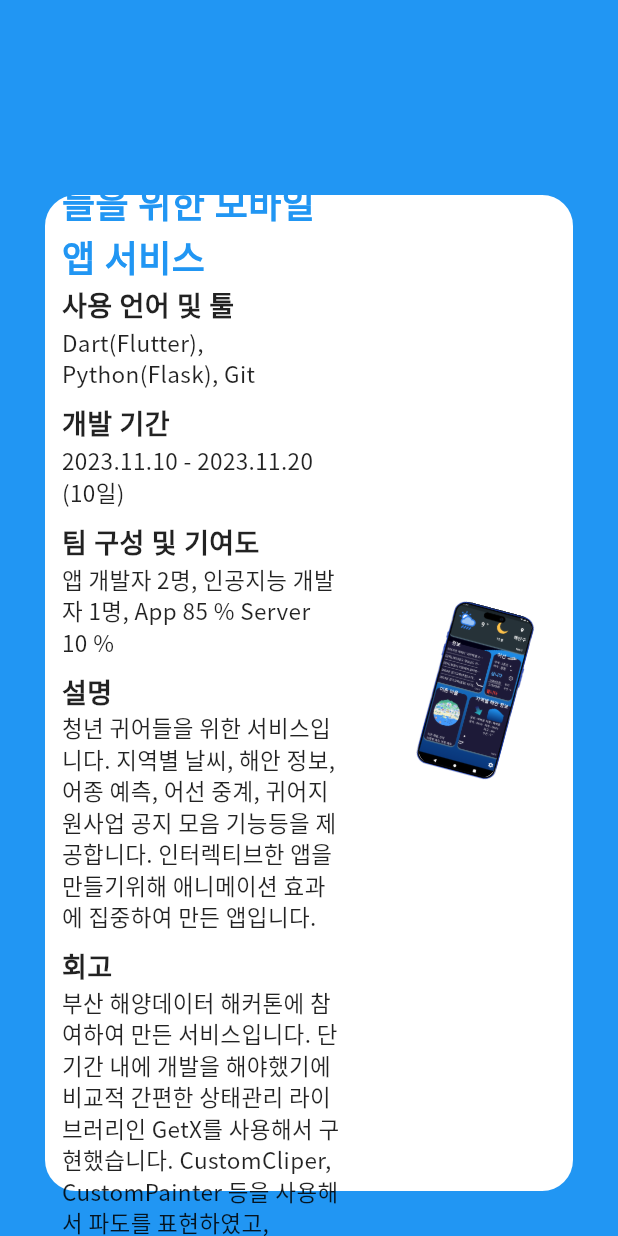
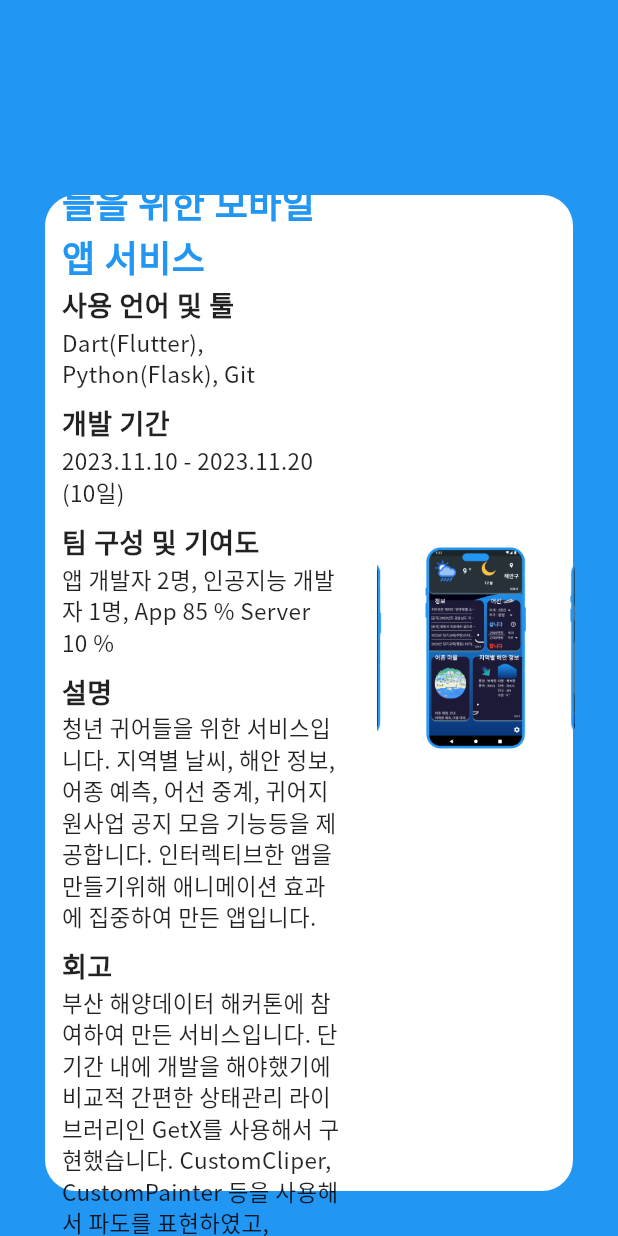
Before and after one commit to k984530/Homepage, a Flutter app: the Portfolio widget shown alone on an empty page, opened directly, on a phone screen of 412 x 824 dp. Run offline on Flutter 3.47's test engine with Material 3 defaults, Android fonts, the phone set to English and light mode, and no system bars; drawn by our look-alikes of carousel_slider; our stand-ins replace get, glassmorphism, google_fonts, lottie, video_player.

Commit message:
[ADD] Portfolio

```diff
--- a/lib/Screens/First/Components/HorizontalScroll.dart
+++ b/lib/Screens/First/Components/HorizontalScroll.dart
@@ -22,6 +22,7 @@ class HorizontalScroll extends StatelessWidget {
         child: SingleChildScrollView(
           controller: controller,
           scrollDirection: scrollDirection,
+          physics: PageScrollPhysics(),
           child: child,
         ),
       ),
--- a/lib/Screens/First/Portfolios/Portfolio.dart
+++ b/lib/Screens/First/Portfolios/Portfolio.dart
@@ -1,5 +1,6 @@
 import 'dart:math';
 
+import 'package:carousel_slider/carousel_slider.dart';
 import 'package:flutter/material.dart';
 import 'package:google_fonts/google_fonts.dart';
 
@@ -17,8 +18,12 @@ class Portfolio extends StatelessWidget {
     required this.Expalin,
     required this.retrospect,
     required this.GitURL,
+    required this.InitImg,
+    required this.Range,
   });
 
+  int InitImg;
+  int Range;
   Color TitleColor;
   String Title01;
   String Title02;
@@ -54,43 +59,48 @@ class Portfolio extends StatelessWidget {
           Positioned(
             top: 100,
             right: w * 0.07,
-            height: h - 100,
+            height: h - 160,
             width: w * 0.32,
             child: Stack(
               alignment: Alignment.center,
               children: [
-                Transform(
-                  alignment: Alignment.center,
-                  transform: Matrix4.identity()
-                    ..rotateZ(
-                      pi * 15 / 180,
-                    ),
-                  child: Padding(
-                    padding: EdgeInsets.only(
-                      right: w * 0.005,
-                      bottom: w * 0.01,
-                    ),
-                    child: ClipRRect(
-                      borderRadius: BorderRadius.circular(w * 0.023),
-                      child: Image.asset(
-                        'assets/projects/img1.png',
-                        width: w * 0.128,
-                        fit: BoxFit.fill,
-                      ),
-                    ),
+                CarouselSlider(
+                  options: CarouselOptions(
+                    height: h - 160,
+                    aspectRatio: 2 / 3,
+                    viewportFraction: 0.7,
+                    autoPlay: true,
+                    enlargeCenterPage: true,
+                    clipBehavior: Clip.antiAlias,
                   ),
-                ),
-                Transform(
-                  alignment: Alignment.center,
-                  transform: Matrix4.identity()
-                    ..rotateZ(
-                      pi * 15 / 180,
-                    ),
-                  child: Image.asset(
-                    'assets/phone.png',
-                    width: w * 0.42,
-                    fit: BoxFit.fitWidth,
-                  ),
+                  items:
+                      [for (int i = InitImg; i < InitImg + Range; i++) i].map(
+                    (i) {
+                      return Builder(
+                        builder: (context) {
+                          return Stack(
+                            alignment: Alignment.center,
+                            children: [
+                              ClipRRect(
+                                borderRadius: BorderRadius.circular(w * 0.018),
+                                child: Image.asset(
+                                  'assets/projects/img' + i.toString() + '.png',
+                                  width: w * 0.152,
+                                  fit: BoxFit.fill,
+                                ),
+                              ),
+                              Image.asset(
+                                'assets/phone.png',
+                                width: w * 0.17,
+                                fit: BoxFit.fill,
+                                color: TitleColor,
+                              ),
+                            ],
+                          );
+                        },
+                      );
+                    },
+                  ).toList(),
                 ),
               ],
             ),
--- a/lib/Screens/First/Portfolios/PortfolioData.dart
+++ b/lib/Screens/First/Portfolios/PortfolioData.dart
@@ -12,7 +12,10 @@ Portfolio01() => Portfolio(
           '청년 귀어들을 위한 서비스입니다. 지역별 날씨, 해안 정보, 어종 예측, 어선 중계, 귀어지원사업 공지 모음 기능등을 제공합니다. 인터렉티브한 앱을 만들기위해 애니메이션 효과에 집중하여 만든 앱입니다.',
       retrospect:
           "부산 해양데이터 해커톤에 참여하여 만든 서비스입니다. 단 기간 내에 개발을 해야했기에 비교적 간편한 상태관리 라이브러리인 GetX를 사용해서 구현했습니다. CustomCliper, CustomPainter 등을 사용해서 파도를 표현하였고, Container에 눈과 입을 그렸습니다. Http를 사용하여 웹 크롤링 기능이 가능하다는 것을 알 수 있었습니다. ZWidget을 사용해서 글자에 3D 효과를 더했으며, Flutter가 3D를 기반으로 렌더링 된다는 사실을 알 수 있었습니다.",
-    GitURL: '');
+      GitURL: '',
+      InitImg: 1,
+      Range: 6,
+    );
 
 Portfolio02() => Portfolio(
       TitleColor: Colors.green,
@@ -25,7 +28,10 @@ Portfolio02() => Portfolio(
           '청년 귀어들을 위한 서비스입니다. 지역별 날씨, 해안 정보, 어종 예측, 어선 중계, 귀어지원사업 공지 모음 기능등을 제공합니다. 인터렉티브한 앱을 만들기위해 애니메이션 효과에 집중하여 만든 앱입니다.',
       retrospect:
           "부산 해양데이터 해커톤에 참여하여 만든 서비스입니다. 단 기간 내에 개발을 해야했기에 비교적 간편한 상태관리 라이브러리인 GetX를 사용해서 구현했습니다. CustomCliper, CustomPainter 등을 사용해서 파도를 표현하였고, Container에 눈과 입을 그렸습니다. Http를 사용하여 웹 크롤링 기능이 가능하다는 것을 알 수 있었습니다. ZWidget을 사용해서 글자에 3D 효과를 더했으며, Flutter가 3D를 기반으로 렌더링 된다는 사실을 알 수 있었습니다.",
-    GitURL: '');
+      GitURL: '',
+      InitImg: 7,
+      Range: 7,
+    );
 
 Portfolio03() => Portfolio(
       TitleColor: Colors.amber.shade700,
@@ -38,4 +44,7 @@ Portfolio03() => Portfolio(
           '청년 귀어들을 위한 서비스입니다. 지역별 날씨, 해안 정보, 어종 예측, 어선 중계, 귀어지원사업 공지 모음 기능등을 제공합니다. 인터렉티브한 앱을 만들기위해 애니메이션 효과에 집중하여 만든 앱입니다.',
       retrospect:
           "부산 해양데이터 해커톤에 참여하여 만든 서비스입니다. 단 기간 내에 개발을 해야했기에 비교적 간편한 상태관리 라이브러리인 GetX를 사용해서 구현했습니다. CustomCliper, CustomPainter 등을 사용해서 파도를 표현하였고, Container에 눈과 입을 그렸습니다. Http를 사용하여 웹 크롤링 기능이 가능하다는 것을 알 수 있었습니다. ZWidget을 사용해서 글자에 3D 효과를 더했으며, Flutter가 3D를 기반으로 렌더링 된다는 사실을 알 수 있었습니다.",
-    GitURL: '');
+      GitURL: '',
+      InitImg: 14,
+      Range: 4,
+    );
--- a/pubspec.yaml
+++ b/pubspec.yaml
@@ -41,6 +41,7 @@ dependencies:
   google_fonts: ^6.1.0
   video_player: ^2.8.1
   lottie: ^2.7.0
+  carousel_slider: ^4.2.1
 
 dev_dependencies:
   flutter_test:
```
Also changed, not shown: assets/phone.png, pubspec.lock, 5 other files. Lines whose indentation alone changed are shown as unchanged.
